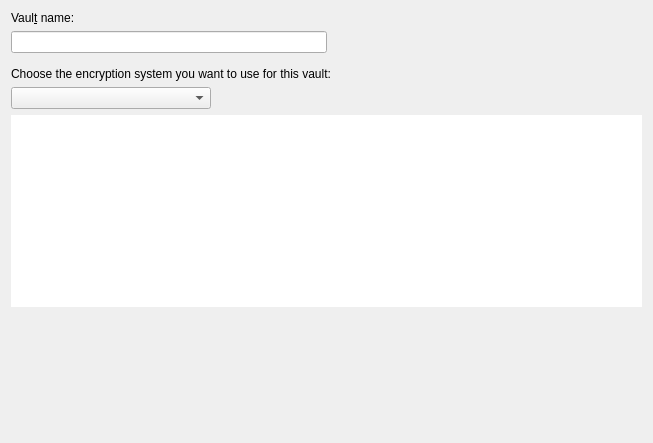
KDE/plasma-vault, file kded/ui/backendchooserwidget.ui: the form before one commit.
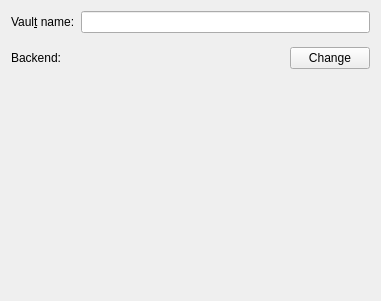
The form after the commit.

Commit message: Have a default backend (if one available)

```diff
--- a/kded/ui/backendchooserwidget.ui
+++ b/kded/ui/backendchooserwidget.ui
@@ -6,12 +6,12 @@
    <rect>
     <x>0</x>
     <y>0</y>
-    <width>653</width>
-    <height>443</height>
+    <width>381</width>
+    <height>301</height>
    </rect>
   </property>
-  <layout class="QVBoxLayout" name="verticalLayout">
-   <item>
+  <layout class="QGridLayout" name="gridLayout_2">
+   <item row="0" column="0">
     <widget class="QLabel" name="labelVaultName">
      <property name="text">
       <string>Vaul&amp;t name:</string>
@@ -21,27 +21,10 @@
      </property>
     </widget>
    </item>
-   <item>
-    <layout class="QHBoxLayout" name="horizontalLayout">
-     <item>
+   <item row="0" column="1">
       <widget class="QLineEdit" name="editVaultName"/>
      </item>
-     <item>
-      <spacer name="horizontalSpacer">
-       <property name="orientation">
-        <enum>Qt::Horizontal</enum>
-       </property>
-       <property name="sizeHint" stdset="0">
-        <size>
-         <width>40</width>
-         <height>20</height>
-        </size>
-       </property>
-      </spacer>
-     </item>
-    </layout>
-   </item>
-   <item>
+   <item row="1" column="1">
     <spacer name="verticalSpacer_2">
      <property name="orientation">
       <enum>Qt::Vertical</enum>
@@ -57,6 +40,92 @@
      </property>
     </spacer>
    </item>
+   <item row="2" column="0" colspan="2">
+    <widget class="QStackedWidget" name="vaultEncryptionConfig">
+     <property name="currentIndex">
+      <number>0</number>
+     </property>
+     <widget class="QWidget" name="page">
+      <layout class="QVBoxLayout" name="verticalLayout">
+       <property name="leftMargin">
+        <number>0</number>
+       </property>
+       <property name="topMargin">
+        <number>0</number>
+       </property>
+       <property name="rightMargin">
+        <number>0</number>
+       </property>
+       <property name="bottomMargin">
+        <number>0</number>
+       </property>
+       <item>
+        <layout class="QHBoxLayout" name="horizontalLayout_3">
+         <item>
+          <widget class="QLabel" name="label">
+           <property name="text">
+            <string>Backend:</string>
+           </property>
+          </widget>
+         </item>
+         <item>
+          <widget class="QLabel" name="backendName">
+           <property name="text">
+            <string/>
+           </property>
+          </widget>
+         </item>
+         <item>
+          <spacer name="horizontalSpacer_3">
+           <property name="orientation">
+            <enum>Qt::Horizontal</enum>
+           </property>
+           <property name="sizeHint" stdset="0">
+            <size>
+             <width>40</width>
+             <height>20</height>
+            </size>
+           </property>
+          </spacer>
+         </item>
+         <item>
+          <widget class="QPushButton" name="pickBackendButton">
+           <property name="text">
+            <string>Change</string>
+           </property>
+          </widget>
+         </item>
+        </layout>
+       </item>
+       <item>
+        <spacer name="verticalSpacer_3">
+         <property name="orientation">
+          <enum>Qt::Vertical</enum>
+         </property>
+         <property name="sizeHint" stdset="0">
+          <size>
+           <width>20</width>
+           <height>283</height>
+          </size>
+         </property>
+        </spacer>
+       </item>
+      </layout>
+     </widget>
+     <widget class="QWidget" name="page2">
+      <layout class="QVBoxLayout" name="verticalLayout_2">
+       <property name="leftMargin">
+        <number>0</number>
+       </property>
+       <property name="topMargin">
+        <number>0</number>
+       </property>
+       <property name="rightMargin">
+        <number>0</number>
+       </property>
+       <property name="bottomMargin">
+        <number>0</number>
+       </property>
    <item>
     <widget class="QLabel" name="labelEncryptionSystem">
      <property name="text">
@@ -65,8 +134,8 @@
     </widget>
    </item>
    <item>
-    <layout class="QHBoxLayout" name="horizontalLayout_2">
-     <item>
+        <layout class="QGridLayout" name="page2Layout">
+         <item row="0" column="0">
       <widget class="QComboBox" name="comboBackend">
        <property name="minimumSize">
         <size>
@@ -76,40 +145,37 @@
        </property>
       </widget>
      </item>
-     <item>
+         <item row="0" column="1">
       <spacer name="horizontalSpacer_2">
        <property name="orientation">
         <enum>Qt::Horizontal</enum>
        </property>
        <property name="sizeHint" stdset="0">
         <size>
-         <width>40</width>
+             <width>204</width>
          <height>20</height>
         </size>
        </property>
       </spacer>
      </item>
-    </layout>
-   </item>
-   <item>
+         <item row="1" column="0" colspan="2">
     <widget class="QTextBrowser" name="textStatus">
+           <property name="sizePolicy">
+            <sizepolicy hsizetype="MinimumExpanding" vsizetype="Expanding">
+             <horstretch>0</horstretch>
+             <verstretch>0</verstretch>
+            </sizepolicy>
+           </property>
      <property name="frameShape">
       <enum>QFrame::NoFrame</enum>
      </property>
     </widget>
    </item>
-   <item>
-    <spacer name="verticalSpacer">
-     <property name="orientation">
-      <enum>Qt::Vertical</enum>
-     </property>
-     <property name="sizeHint" stdset="0">
-      <size>
-       <width>20</width>
-       <height>40</height>
-      </size>
-     </property>
-    </spacer>
+        </layout>
+       </item>
+      </layout>
+     </widget>
+    </widget>
    </item>
   </layout>
  </widget>
```
Lines whose indentation alone changed are shown as unchanged. The commit also changes 3 other files.
